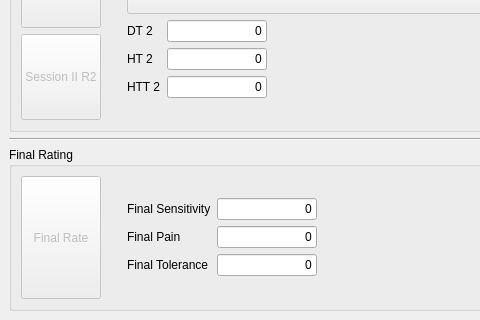
First picture: the form in Main.ui, repository marcmathys/SET-BW, before the edit; both pictures show x 0 to 480 and y 331 to 651 of the 887 by 651 pixel window.
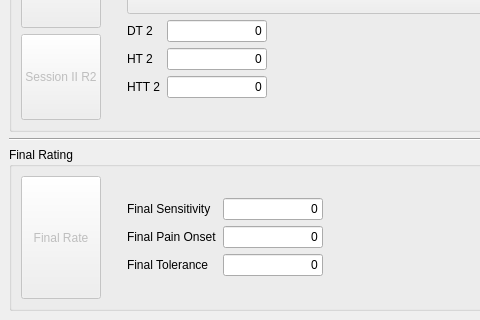
Second picture: the form after the edit.

Commit message: Add Stim UI component

Diff of the .ui file:
```diff
--- a/Main.ui
+++ b/Main.ui
@@ -469,7 +469,7 @@
              <item row="1" column="0">
               <widget class="QLabel" name="label_8">
                <property name="text">
-                <string>Final Pain</string>
+                <string>Final Pain Onset</string>
                </property>
               </widget>
              </item>
```
Left out of the diff: 4 changed lines with no effect on the pictures. The commit also changes 3 other files.
